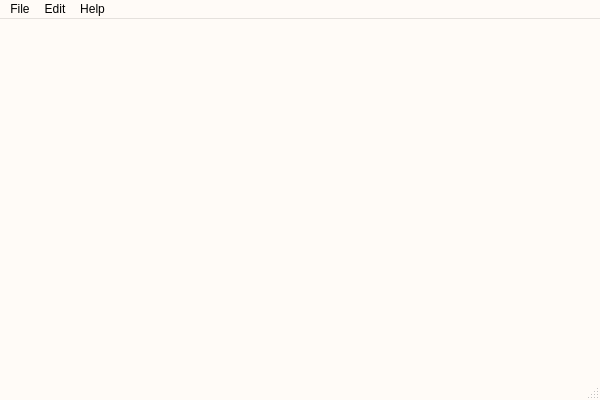
Before: the Qt Designer form resources/mainwindow.ui in florianblume/6d-pat, drawn with Qt 5.
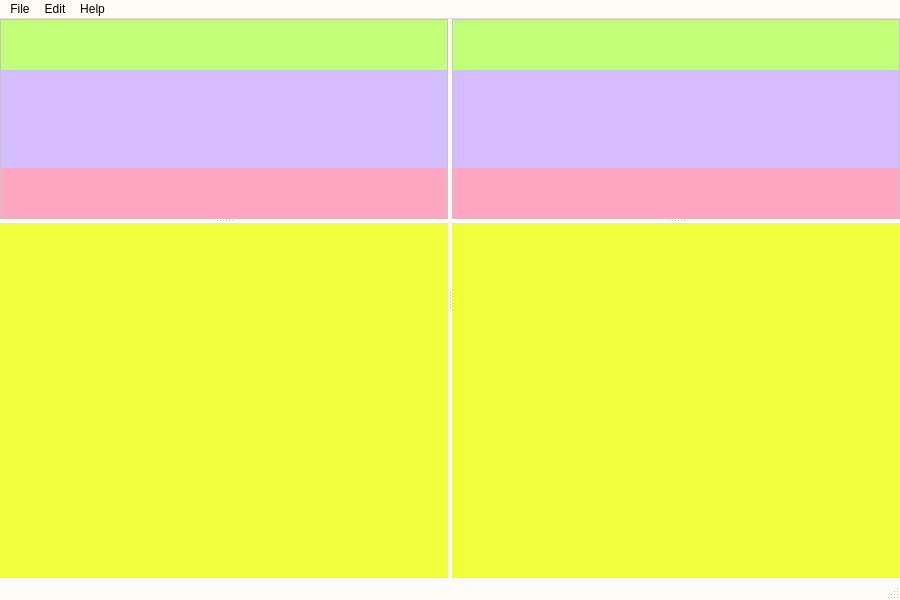
After: the same form once the commit is applied.

Commit message: Implemented basic layout of program.

Diff of the .ui file:
```diff
--- a/resources/mainwindow.ui
+++ b/resources/mainwindow.ui
@@ -6,14 +6,20 @@
    <rect>
     <x>0</x>
     <y>0</y>
-    <width>600</width>
-    <height>400</height>
+    <width>900</width>
+    <height>600</height>
    </rect>
   </property>
+  <property name="sizePolicy">
+   <sizepolicy hsizetype="Expanding" vsizetype="Expanding">
+    <horstretch>0</horstretch>
+    <verstretch>0</verstretch>
+   </sizepolicy>
+  </property>
   <property name="minimumSize">
    <size>
-    <width>600</width>
-    <height>400</height>
+    <width>900</width>
+    <height>600</height>
    </size>
   </property>
   <property name="palette">
@@ -434,17 +440,1015 @@
   <property name="windowTitle">
    <string>Otiat</string>
   </property>
+  <property name="autoFillBackground">
+   <bool>true</bool>
+  </property>
   <widget class="QWidget" name="centralWidget">
+   <property name="sizePolicy">
+    <sizepolicy hsizetype="Expanding" vsizetype="Expanding">
+     <horstretch>0</horstretch>
+     <verstretch>0</verstretch>
+    </sizepolicy>
+   </property>
    <property name="autoFillBackground">
     <bool>false</bool>
    </property>
+   <layout class="QVBoxLayout" name="verticalLayout">
+    <property name="spacing">
+     <number>0</number>
+    </property>
+    <property name="leftMargin">
+     <number>0</number>
+    </property>
+    <property name="topMargin">
+     <number>0</number>
+    </property>
+    <property name="rightMargin">
+     <number>0</number>
+    </property>
+    <property name="bottomMargin">
+     <number>0</number>
+    </property>
+    <item>
+     <widget class="QSplitter" name="splitterMain">
+      <property name="orientation">
+       <enum>Qt::Horizontal</enum>
+      </property>
+      <property name="childrenCollapsible">
+       <bool>false</bool>
+      </property>
+      <widget class="QFrame" name="frameMainLeft">
+       <property name="sizePolicy">
+        <sizepolicy hsizetype="Expanding" vsizetype="Expanding">
+         <horstretch>0</horstretch>
+         <verstretch>0</verstretch>
+        </sizepolicy>
+       </property>
+       <property name="minimumSize">
+        <size>
+         <width>400</width>
+         <height>0</height>
+        </size>
+       </property>
+       <property name="palette">
+        <palette>
+         <active>
+          <colorrole role="Base">
+           <brush brushstyle="SolidPattern">
+            <color alpha="255">
+             <red>255</red>
+             <green>255</green>
+             <blue>255</blue>
+            </color>
+           </brush>
+          </colorrole>
+          <colorrole role="Window">
+           <brush brushstyle="SolidPattern">
+            <color alpha="255">
+             <red>255</red>
+             <green>255</green>
+             <blue>255</blue>
+            </color>
+           </brush>
+          </colorrole>
+         </active>
+         <inactive>
+          <colorrole role="Base">
+           <brush brushstyle="SolidPattern">
+            <color alpha="255">
+             <red>255</red>
+             <green>255</green>
+             <blue>255</blue>
+            </color>
+           </brush>
+          </colorrole>
+          <colorrole role="Window">
+           <brush brushstyle="SolidPattern">
+            <color alpha="255">
+             <red>255</red>
+             <green>255</green>
+             <blue>255</blue>
+            </color>
+           </brush>
+          </colorrole>
+         </inactive>
+         <disabled>
+          <colorrole role="Base">
+           <brush brushstyle="SolidPattern">
+            <color alpha="255">
+             <red>255</red>
+             <green>255</green>
+             <blue>255</blue>
+            </color>
+           </brush>
+          </colorrole>
+          <colorrole role="Window">
+           <brush brushstyle="SolidPattern">
+            <color alpha="255">
+             <red>255</red>
+             <green>255</green>
+             <blue>255</blue>
+            </color>
+           </brush>
+          </colorrole>
+         </disabled>
+        </palette>
+       </property>
+       <property name="autoFillBackground">
+        <bool>true</bool>
+       </property>
+       <property name="frameShape">
+        <enum>QFrame::NoFrame</enum>
+       </property>
+       <property name="frameShadow">
+        <enum>QFrame::Raised</enum>
+       </property>
+       <layout class="QVBoxLayout" name="verticalLayout_2">
+        <property name="spacing">
+         <number>0</number>
+        </property>
+        <property name="leftMargin">
+         <number>0</number>
+        </property>
+        <property name="topMargin">
+         <number>0</number>
+        </property>
+        <property name="rightMargin">
+         <number>0</number>
+        </property>
+        <property name="bottomMargin">
+         <number>0</number>
+        </property>
+        <item>
+         <widget class="QSplitter" name="splitterLeft">
+          <property name="sizePolicy">
+           <sizepolicy hsizetype="Expanding" vsizetype="Expanding">
+            <horstretch>0</horstretch>
+            <verstretch>0</verstretch>
+           </sizepolicy>
+          </property>
+          <property name="orientation">
+           <enum>Qt::Vertical</enum>
+          </property>
+          <property name="childrenCollapsible">
+           <bool>false</bool>
+          </property>
+          <widget class="QFrame" name="frameLeftTop">
+           <property name="sizePolicy">
+            <sizepolicy hsizetype="Expanding" vsizetype="Expanding">
+             <horstretch>0</horstretch>
+             <verstretch>0</verstretch>
+            </sizepolicy>
+           </property>
+           <property name="minimumSize">
+            <size>
+             <width>0</width>
+             <height>200</height>
+            </size>
+           </property>
+           <property name="frameShape">
+            <enum>QFrame::StyledPanel</enum>
+           </property>
+           <property name="frameShadow">
+            <enum>QFrame::Raised</enum>
+           </property>
+           <layout class="QVBoxLayout" name="verticalLayout_3">
+            <property name="spacing">
+             <number>0</number>
+            </property>
+            <property name="leftMargin">
+             <number>0</number>
+            </property>
+            <property name="topMargin">
+             <number>0</number>
+            </property>
+            <property name="rightMargin">
+             <number>0</number>
+            </property>
+            <property name="bottomMargin">
+             <number>0</number>
+            </property>
+            <item>
+             <widget class="QWidget" name="widgetBreadcrumbLeft" native="true">
+              <property name="sizePolicy">
+               <sizepolicy hsizetype="Expanding" vsizetype="Fixed">
+                <horstretch>0</horstretch>
+                <verstretch>1</verstretch>
+               </sizepolicy>
+              </property>
+              <property name="minimumSize">
+               <size>
+                <width>0</width>
+                <height>50</height>
+               </size>
+              </property>
+              <property name="palette">
+               <palette>
+                <active>
+                 <colorrole role="Base">
+                  <brush brushstyle="SolidPattern">
+                   <color alpha="255">
+                    <red>255</red>
+                    <green>255</green>
+                    <blue>255</blue>
+                   </color>
+                  </brush>
+                 </colorrole>
+                 <colorrole role="Window">
+                  <brush brushstyle="SolidPattern">
+                   <color alpha="255">
+                    <red>193</red>
+                    <green>255</green>
+                    <blue>121</blue>
+                   </color>
+                  </brush>
+                 </colorrole>
+                </active>
+                <inactive>
+                 <colorrole role="Base">
+                  <brush brushstyle="SolidPattern">
+                   <color alpha="255">
+                    <red>255</red>
+                    <green>255</green>
+                    <blue>255</blue>
+                   </color>
+                  </brush>
+                 </colorrole>
+                 <colorrole role="Window">
+                  <brush brushstyle="SolidPattern">
+                   <color alpha="255">
+                    <red>193</red>
+                    <green>255</green>
+                    <blue>121</blue>
+                   </color>
+                  </brush>
+                 </colorrole>
+                </inactive>
+                <disabled>
+                 <colorrole role="Base">
+                  <brush brushstyle="SolidPattern">
+                   <color alpha="255">
+                    <red>193</red>
+                    <green>255</green>
+                    <blue>121</blue>
+                   </color>
+                  </brush>
+                 </colorrole>
+                 <colorrole role="Window">
+                  <brush brushstyle="SolidPattern">
+                   <color alpha="255">
+                    <red>193</red>
+                    <green>255</green>
+                    <blue>121</blue>
+                   </color>
+                  </brush>
+                 </colorrole>
+                </disabled>
+               </palette>
+              </property>
+              <property name="autoFillBackground">
+               <bool>true</bool>
+              </property>
+             </widget>
+            </item>
+            <item>
+             <widget class="QWidget" name="widgetImagesLeft" native="true">
+              <property name="sizePolicy">
+               <sizepolicy hsizetype="Expanding" vsizetype="Expanding">
+                <horstretch>0</horstretch>
+                <verstretch>4</verstretch>
+               </sizepolicy>
+              </property>
+              <property name="palette">
+               <palette>
+                <active>
+                 <colorrole role="Base">
+                  <brush brushstyle="SolidPattern">
+                   <color alpha="255">
+                    <red>255</red>
+                    <green>255</green>
+                    <blue>255</blue>
+                   </color>
+                  </brush>
+                 </colorrole>
+                 <colorrole role="Window">
+                  <brush brushstyle="SolidPattern">
+                   <color alpha="255">
+                    <red>213</red>
+                    <green>188</green>
+                    <blue>255</blue>
+                   </color>
+                  </brush>
+                 </colorrole>
+                </active>
+                <inactive>
+                 <colorrole role="Base">
+                  <brush brushstyle="SolidPattern">
+                   <color alpha="255">
+                    <red>255</red>
+                    <green>255</green>
+                    <blue>255</blue>
+                   </color>
+                  </brush>
+                 </colorrole>
+                 <colorrole role="Window">
+                  <brush brushstyle="SolidPattern">
+                   <color alpha="255">
+                    <red>213</red>
+                    <green>188</green>
+                    <blue>255</blue>
+                   </color>
+                  </brush>
+                 </colorrole>
+                </inactive>
+                <disabled>
+                 <colorrole role="Base">
+                  <brush brushstyle="SolidPattern">
+                   <color alpha="255">
+                    <red>213</red>
+                    <green>188</green>
+                    <blue>255</blue>
+                   </color>
+                  </brush>
+                 </colorrole>
+                 <colorrole role="Window">
+                  <brush brushstyle="SolidPattern">
+                   <color alpha="255">
+                    <red>213</red>
+                    <green>188</green>
+                    <blue>255</blue>
+                   </color>
+                  </brush>
+                 </colorrole>
+                </disabled>
+               </palette>
+              </property>
+              <property name="autoFillBackground">
+               <bool>true</bool>
+              </property>
+             </widget>
+            </item>
+            <item>
+             <widget class="QWidget" name="widgetNavigationLeft" native="true">
+              <property name="sizePolicy">
+               <sizepolicy hsizetype="Expanding" vsizetype="Fixed">
+                <horstretch>0</horstretch>
+                <verstretch>2</verstretch>
+               </sizepolicy>
+              </property>
+              <property name="minimumSize">
+               <size>
+                <width>0</width>
+                <height>50</height>
+               </size>
+              </property>
+              <property name="palette">
+               <palette>
+                <active>
+                 <colorrole role="Base">
+                  <brush brushstyle="SolidPattern">
+                   <color alpha="255">
+                    <red>255</red>
+                    <green>255</green>
+                    <blue>255</blue>
+                   </color>
+                  </brush>
+                 </colorrole>
+                 <colorrole role="Window">
+                  <brush brushstyle="SolidPattern">
+                   <color alpha="255">
+                    <red>255</red>
+                    <green>167</green>
+                    <blue>194</blue>
+                   </color>
+                  </brush>
+                 </colorrole>
+                </active>
+                <inactive>
+                 <colorrole role="Base">
+                  <brush brushstyle="SolidPattern">
+                   <color alpha="255">
+                    <red>255</red>
+                    <green>255</green>
+                    <blue>255</blue>
+                   </color>
+                  </brush>
+                 </colorrole>
+                 <colorrole role="Window">
+                  <brush brushstyle="SolidPattern">
+                   <color alpha="255">
+                    <red>255</red>
+                    <green>167</green>
+                    <blue>194</blue>
+                   </color>
+                  </brush>
+                 </colorrole>
+                </inactive>
+                <disabled>
+                 <colorrole role="Base">
+                  <brush brushstyle="SolidPattern">
+                   <color alpha="255">
+                    <red>255</red>
+                    <green>167</green>
+                    <blue>194</blue>
+                   </color>
+                  </brush>
+                 </colorrole>
+                 <colorrole role="Window">
+                  <brush brushstyle="SolidPattern">
+                   <color alpha="255">
+                    <red>255</red>
+                    <green>167</green>
+                    <blue>194</blue>
+                   </color>
+                  </brush>
+                 </colorrole>
+                </disabled>
+               </palette>
+              </property>
+              <property name="autoFillBackground">
+               <bool>true</bool>
+              </property>
+             </widget>
+            </item>
+           </layout>
+          </widget>
+          <widget class="QWidget" name="widgetLeftBottom" native="true">
+           <property name="sizePolicy">
+            <sizepolicy hsizetype="Expanding" vsizetype="Expanding">
+             <horstretch>0</horstretch>
+             <verstretch>0</verstretch>
+            </sizepolicy>
+           </property>
+           <property name="minimumSize">
+            <size>
+             <width>0</width>
+             <height>400</height>
+            </size>
+           </property>
+           <property name="palette">
+            <palette>
+             <active>
+              <colorrole role="Base">
+               <brush brushstyle="SolidPattern">
+                <color alpha="255">
+                 <red>255</red>
+                 <green>255</green>
+                 <blue>255</blue>
+                </color>
+               </brush>
+              </colorrole>
+              <colorrole role="Window">
+               <brush brushstyle="SolidPattern">
+                <color alpha="255">
+                 <red>239</red>
+                 <green>255</green>
+                 <blue>60</blue>
+                </color>
+               </brush>
+              </colorrole>
+             </active>
+             <inactive>
+              <colorrole role="Base">
+               <brush brushstyle="SolidPattern">
+                <color alpha="255">
+                 <red>255</red>
+                 <green>255</green>
+                 <blue>255</blue>
+                </color>
+               </brush>
+              </colorrole>
+              <colorrole role="Window">
+               <brush brushstyle="SolidPattern">
+                <color alpha="255">
+                 <red>239</red>
+                 <green>255</green>
+                 <blue>60</blue>
+                </color>
+               </brush>
+              </colorrole>
+             </inactive>
+             <disabled>
+              <colorrole role="Base">
+               <brush brushstyle="SolidPattern">
+                <color alpha="255">
+                 <red>239</red>
+                 <green>255</green>
+                 <blue>60</blue>
+                </color>
+               </brush>
+              </colorrole>
+              <colorrole role="Window">
+               <brush brushstyle="SolidPattern">
+                <color alpha="255">
+                 <red>239</red>
+                 <green>255</green>
+                 <blue>60</blue>
+                </color>
+               </brush>
+              </colorrole>
+             </disabled>
+            </palette>
+           </property>
+           <property name="autoFillBackground">
+            <bool>true</bool>
+           </property>
+          </widget>
+         </widget>
+        </item>
+       </layout>
+      </widget>
+      <widget class="QFrame" name="frameMainRight">
+       <property name="sizePolicy">
+        <sizepolicy hsizetype="Expanding" vsizetype="Expanding">
+         <horstretch>0</horstretch>
+         <verstretch>0</verstretch>
+        </sizepolicy>
+       </property>
+       <property name="minimumSize">
+        <size>
+         <width>400</width>
+         <height>0</height>
+        </size>
+       </property>
+       <property name="palette">
+        <palette>
+         <active>
+          <colorrole role="Base">
+           <brush brushstyle="SolidPattern">
+            <color alpha="255">
+             <red>255</red>
+             <green>255</green>
+             <blue>255</blue>
+            </color>
+           </brush>
+          </colorrole>
+          <colorrole role="Window">
+           <brush brushstyle="SolidPattern">
+            <color alpha="255">
+             <red>255</red>
+             <green>255</green>
+             <blue>255</blue>
+            </color>
+           </brush>
+          </colorrole>
+         </active>
+         <inactive>
+          <colorrole role="Base">
+           <brush brushstyle="SolidPattern">
+            <color alpha="255">
+             <red>255</red>
+             <green>255</green>
+             <blue>255</blue>
+            </color>
+           </brush>
+          </colorrole>
+          <colorrole role="Window">
+           <brush brushstyle="SolidPattern">
+            <color alpha="255">
+             <red>255</red>
+             <green>255</green>
+             <blue>255</blue>
+            </color>
+           </brush>
+          </colorrole>
+         </inactive>
+         <disabled>
+          <colorrole role="Base">
+           <brush brushstyle="SolidPattern">
+            <color alpha="255">
+             <red>255</red>
+             <green>255</green>
+             <blue>255</blue>
+            </color>
+           </brush>
+          </colorrole>
+          <colorrole role="Window">
+           <brush brushstyle="SolidPattern">
+            <color alpha="255">
+             <red>255</red>
+             <green>255</green>
+             <blue>255</blue>
+            </color>
+           </brush>
+          </colorrole>
+         </disabled>
+        </palette>
+       </property>
+       <property name="autoFillBackground">
+        <bool>true</bool>
+       </property>
+       <property name="frameShape">
+        <enum>QFrame::NoFrame</enum>
+       </property>
+       <property name="frameShadow">
+        <enum>QFrame::Raised</enum>
+       </property>
+       <layout class="QVBoxLayout" name="verticalLayout_5">
+        <property name="spacing">
+         <number>0</number>
+        </property>
+        <property name="leftMargin">
+         <number>0</number>
+        </property>
+        <property name="topMargin">
+         <number>0</number>
+        </property>
+        <property name="rightMargin">
+         <number>0</number>
+        </property>
+        <property name="bottomMargin">
+         <number>0</number>
+        </property>
+        <item>
+         <widget class="QSplitter" name="splitterRight">
+          <property name="sizePolicy">
+           <sizepolicy hsizetype="Expanding" vsizetype="Expanding">
+            <horstretch>0</horstretch>
+            <verstretch>0</verstretch>
+           </sizepolicy>
+          </property>
+          <property name="orientation">
+           <enum>Qt::Vertical</enum>
+          </property>
+          <property name="childrenCollapsible">
+           <bool>false</bool>
+          </property>
+          <widget class="QFrame" name="frameRightTop">
+           <property name="sizePolicy">
+            <sizepolicy hsizetype="Expanding" vsizetype="Expanding">
+             <horstretch>0</horstretch>
+             <verstretch>0</verstretch>
+            </sizepolicy>
+           </property>
+           <property name="minimumSize">
+            <size>
+             <width>0</width>
+             <height>200</height>
+            </size>
+           </property>
+           <property name="frameShape">
+            <enum>QFrame::StyledPanel</enum>
+           </property>
+           <property name="frameShadow">
+            <enum>QFrame::Raised</enum>
+           </property>
+           <layout class="QVBoxLayout" name="verticalLayout_4">
+            <property name="spacing">
+             <number>0</number>
+            </property>
+            <property name="leftMargin">
+             <number>0</number>
+            </property>
+            <property name="topMargin">
+             <number>0</number>
+            </property>
+            <property name="rightMargin">
+             <number>0</number>
+            </property>
+            <property name="bottomMargin">
+             <number>0</number>
+            </property>
+            <item>
+             <widget class="QWidget" name="widgetBreadcrumbRight" native="true">
+              <property name="sizePolicy">
+               <sizepolicy hsizetype="Expanding" vsizetype="Fixed">
+                <horstretch>0</horstretch>
+                <verstretch>1</verstretch>
+               </sizepolicy>
+              </property>
+              <property name="minimumSize">
+               <size>
+                <width>0</width>
+                <height>50</height>
+               </size>
+              </property>
+              <property name="palette">
+               <palette>
+                <active>
+                 <colorrole role="Base">
+                  <brush brushstyle="SolidPattern">
+                   <color alpha="255">
+                    <red>255</red>
+                    <green>255</green>
+                    <blue>255</blue>
+                   </color>
+                  </brush>
+                 </colorrole>
+                 <colorrole role="Window">
+                  <brush brushstyle="SolidPattern">
+                   <color alpha="255">
+                    <red>193</red>
+                    <green>255</green>
+                    <blue>121</blue>
+                   </color>
+                  </brush>
+                 </colorrole>
+                </active>
+                <inactive>
+                 <colorrole role="Base">
+                  <brush brushstyle="SolidPattern">
+                   <color alpha="255">
+                    <red>255</red>
+                    <green>255</green>
+                    <blue>255</blue>
+                   </color>
+                  </brush>
+                 </colorrole>
+                 <colorrole role="Window">
+                  <brush brushstyle="SolidPattern">
+                   <color alpha="255">
+                    <red>193</red>
+                    <green>255</green>
+                    <blue>121</blue>
+                   </color>
+                  </brush>
+                 </colorrole>
+                </inactive>
+                <disabled>
+                 <colorrole role="Base">
+                  <brush brushstyle="SolidPattern">
+                   <color alpha="255">
+                    <red>193</red>
+                    <green>255</green>
+                    <blue>121</blue>
+                   </color>
+                  </brush>
+                 </colorrole>
+                 <colorrole role="Window">
+                  <brush brushstyle="SolidPattern">
+                   <color alpha="255">
+                    <red>193</red>
+                    <green>255</green>
+                    <blue>121</blue>
+                   </color>
+                  </brush>
+                 </colorrole>
+                </disabled>
+               </palette>
+              </property>
+              <property name="autoFillBackground">
+               <bool>true</bool>
+              </property>
+             </widget>
+            </item>
+            <item>
+             <widget class="QWidget" name="widgetImagesRight" native="true">
+              <property name="sizePolicy">
+               <sizepolicy hsizetype="Expanding" vsizetype="Expanding">
+                <horstretch>0</horstretch>
+                <verstretch>4</verstretch>
+               </sizepolicy>
+              </property>
+              <property name="palette">
+               <palette>
+                <active>
+                 <colorrole role="Base">
+                  <brush brushstyle="SolidPattern">
+                   <color alpha="255">
+                    <red>255</red>
+                    <green>255</green>
+                    <blue>255</blue>
+                   </color>
+                  </brush>
+                 </colorrole>
+                 <colorrole role="Window">
+                  <brush brushstyle="SolidPattern">
+                   <color alpha="255">
+                    <red>213</red>
+                    <green>188</green>
+                    <blue>255</blue>
+                   </color>
+                  </brush>
+                 </colorrole>
+                </active>
+                <inactive>
+                 <colorrole role="Base">
+                  <brush brushstyle="SolidPattern">
+                   <color alpha="255">
+                    <red>255</red>
+                    <green>255</green>
+                    <blue>255</blue>
+                   </color>
+                  </brush>
+                 </colorrole>
+                 <colorrole role="Window">
+                  <brush brushstyle="SolidPattern">
+                   <color alpha="255">
+                    <red>213</red>
+                    <green>188</green>
+                    <blue>255</blue>
+                   </color>
+                  </brush>
+                 </colorrole>
+                </inactive>
+                <disabled>
+                 <colorrole role="Base">
+                  <brush brushstyle="SolidPattern">
+                   <color alpha="255">
+                    <red>213</red>
+                    <green>188</green>
+                    <blue>255</blue>
+                   </color>
+                  </brush>
+                 </colorrole>
+                 <colorrole role="Window">
+                  <brush brushstyle="SolidPattern">
+                   <color alpha="255">
+                    <red>213</red>
+                    <green>188</green>
+                    <blue>255</blue>
+                   </color>
+                  </brush>
+                 </colorrole>
+                </disabled>
+               </palette>
+              </property>
+              <property name="autoFillBackground">
+               <bool>true</bool>
+              </property>
+             </widget>
+            </item>
+            <item>
+             <widget class="QWidget" name="widgetNavigationRight" native="true">
+              <property name="sizePolicy">
+               <sizepolicy hsizetype="Expanding" vsizetype="Fixed">
+                <horstretch>0</horstretch>
+                <verstretch>2</verstretch>
+               </sizepolicy>
+              </property>
+              <property name="minimumSize">
+               <size>
+                <width>0</width>
+                <height>50</height>
+               </size>
+              </property>
+              <property name="palette">
+               <palette>
+                <active>
+                 <colorrole role="Base">
+                  <brush brushstyle="SolidPattern">
+                   <color alpha="255">
+                    <red>255</red>
+                    <green>255</green>
+                    <blue>255</blue>
+                   </color>
+                  </brush>
+                 </colorrole>
+                 <colorrole role="Window">
+                  <brush brushstyle="SolidPattern">
+                   <color alpha="255">
+                    <red>255</red>
+                    <green>167</green>
+                    <blue>194</blue>
+                   </color>
+                  </brush>
+                 </colorrole>
+                </active>
+                <inactive>
+                 <colorrole role="Base">
+                  <brush brushstyle="SolidPattern">
+                   <color alpha="255">
+                    <red>255</red>
+                    <green>255</green>
+                    <blue>255</blue>
+                   </color>
+                  </brush>
+                 </colorrole>
+                 <colorrole role="Window">
+                  <brush brushstyle="SolidPattern">
+                   <color alpha="255">
+                    <red>255</red>
+                    <green>167</green>
+                    <blue>194</blue>
+                   </color>
+                  </brush>
+                 </colorrole>
+                </inactive>
+                <disabled>
+                 <colorrole role="Base">
+                  <brush brushstyle="SolidPattern">
+                   <color alpha="255">
+                    <red>255</red>
+                    <green>167</green>
+                    <blue>194</blue>
+                   </color>
+                  </brush>
+                 </colorrole>
+                 <colorrole role="Window">
+                  <brush brushstyle="SolidPattern">
+                   <color alpha="255">
+                    <red>255</red>
+                    <green>167</green>
+                    <blue>194</blue>
+                   </color>
+                  </brush>
+                 </colorrole>
+                </disabled>
+               </palette>
+              </property>
+              <property name="autoFillBackground">
+               <bool>true</bool>
+              </property>
+             </widget>
+            </item>
+           </layout>
+          </widget>
+          <widget class="QWidget" name="widgetRightBottom" native="true">
+           <property name="sizePolicy">
+            <sizepolicy hsizetype="Expanding" vsizetype="Expanding">
+             <horstretch>0</horstretch>
+             <verstretch>0</verstretch>
+            </sizepolicy>
+           </property>
+           <property name="minimumSize">
+            <size>
+             <width>0</width>
+             <height>400</height>
+            </size>
+           </property>
+           <property name="palette">
+            <palette>
+             <active>
+              <colorrole role="Base">
+               <brush brushstyle="SolidPattern">
+                <color alpha="255">
+                 <red>255</red>
+                 <green>255</green>
+                 <blue>255</blue>
+                </color>
+               </brush>
+              </colorrole>
+              <colorrole role="Window">
+               <brush brushstyle="SolidPattern">
+                <color alpha="255">
+                 <red>239</red>
+                 <green>255</green>
+                 <blue>60</blue>
+                </color>
+               </brush>
+              </colorrole>
+             </active>
+             <inactive>
+              <colorrole role="Base">
+               <brush brushstyle="SolidPattern">
+                <color alpha="255">
+                 <red>255</red>
+                 <green>255</green>
+                 <blue>255</blue>
+                </color>
+               </brush>
+              </colorrole>
+              <colorrole role="Window">
+               <brush brushstyle="SolidPattern">
+                <color alpha="255">
+                 <red>239</red>
+                 <green>255</green>
+                 <blue>60</blue>
+                </color>
+               </brush>
+              </colorrole>
+             </inactive>
+             <disabled>
+              <colorrole role="Base">
+               <brush brushstyle="SolidPattern">
+                <color alpha="255">
+                 <red>239</red>
+                 <green>255</green>
+                 <blue>60</blue>
+                </color>
+               </brush>
+              </colorrole>
+              <colorrole role="Window">
+               <brush brushstyle="SolidPattern">
+                <color alpha="255">
+                 <red>239</red>
+                 <green>255</green>
+                 <blue>60</blue>
+                </color>
+               </brush>
+              </colorrole>
+             </disabled>
+            </palette>
+           </property>
+           <property name="autoFillBackground">
+            <bool>true</bool>
+           </property>
+          </widget>
+         </widget>
+        </item>
+       </layout>
+      </widget>
+     </widget>
+    </item>
+   </layout>
   </widget>
   <widget class="QMenuBar" name="menuBar">
    <property name="geometry">
     <rect>
      <x>0</x>
      <y>0</y>
-     <width>600</width>
+     <width>900</width>
      <height>19</height>
     </rect>
    </property>
```
The commit also changes 6 other files.
